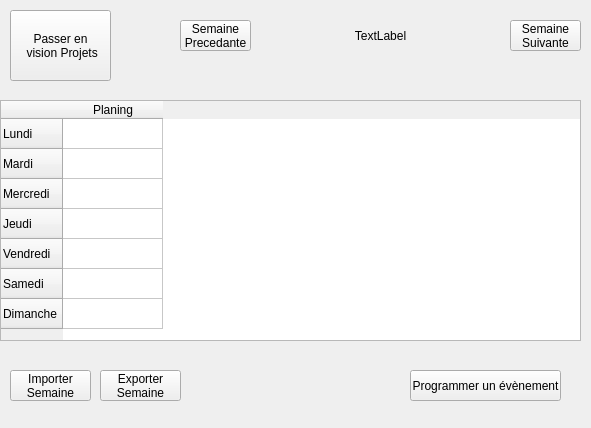
Shaita-KrZ/ProjectCalendar, file ExeProjectCalendar/fenetrePrincipal.ui: the form before one commit.
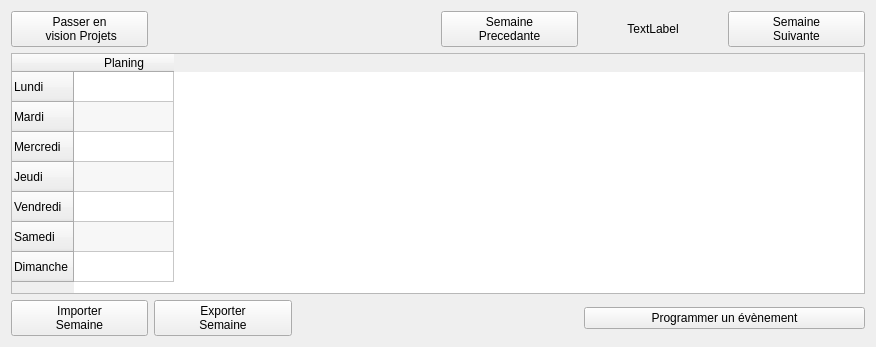
The form after the commit.

Diff of the .ui file:
```diff
--- a/ExeProjectCalendar/fenetrePrincipal.ui
+++ b/ExeProjectCalendar/fenetrePrincipal.ui
@@ -6,22 +6,19 @@
    <rect>
     <x>0</x>
     <y>0</y>
-    <width>591</width>
-    <height>428</height>
+    <width>876</width>
+    <height>347</height>
    </rect>
   </property>
   <property name="windowTitle">
    <string>Agenda - Semainier</string>
   </property>
+  <layout class="QGridLayout" name="gridLayout_2">
+   <item row="0" column="0">
+    <layout class="QGridLayout" name="gridLayout"/>
+   </item>
+   <item row="1" column="4">
   <widget class="QLabel" name="labelSemaine">
-   <property name="geometry">
-    <rect>
-     <x>270</x>
-     <y>20</y>
-     <width>221</width>
-     <height>31</height>
-    </rect>
-   </property>
    <property name="text">
     <string>TextLabel</string>
    </property>
@@ -29,60 +26,35 @@
     <set>Qt::AlignCenter</set>
    </property>
   </widget>
+   </item>
+   <item row="1" column="5">
   <widget class="QPushButton" name="bSemaineSuiv">
-   <property name="geometry">
-    <rect>
-     <x>510</x>
-     <y>20</y>
-     <width>71</width>
-     <height>31</height>
-    </rect>
-   </property>
    <property name="text">
     <string>Semaine
 Suivante</string>
    </property>
   </widget>
-  <widget class="QPushButton" name="bSemainePrec">
-   <property name="geometry">
-    <rect>
-     <x>180</x>
-     <y>20</y>
-     <width>71</width>
-     <height>31</height>
-    </rect>
-   </property>
-   <property name="text">
-    <string>Semaine
-Precedante</string>
-   </property>
-  </widget>
-  <widget class="QPushButton" name="bGoProjets">
-   <property name="geometry">
-    <rect>
-     <x>10</x>
-     <y>10</y>
-     <width>101</width>
-     <height>71</height>
-    </rect>
-   </property>
-   <property name="text">
-    <string>Passer en
- vision Projets</string>
-   </property>
-  </widget>
+   </item>
+   <item row="2" column="0" colspan="6">
   <widget class="QTableWidget" name="tSemaine">
-   <property name="geometry">
-    <rect>
-     <x>0</x>
-     <y>100</y>
-     <width>581</width>
+     <property name="minimumSize">
+      <size>
+       <width>0</width>
      <height>241</height>
-    </rect>
+      </size>
    </property>
    <property name="autoFillBackground">
     <bool>true</bool>
    </property>
+     <property name="dragEnabled">
+      <bool>true</bool>
+     </property>
+     <property name="alternatingRowColors">
+      <bool>true</bool>
+     </property>
+     <property name="showGrid">
+      <bool>true</bool>
+     </property>
    <row>
     <property name="text">
      <string>Lundi</string>
@@ -124,47 +96,47 @@
     </property>
    </column>
   </widget>
+   </item>
+   <item row="3" column="4" colspan="2">
+    <widget class="QPushButton" name="pushButton">
+     <property name="text">
+      <string>Programmer un évènement</string>
+     </property>
+    </widget>
+   </item>
+   <item row="1" column="0">
+    <widget class="QPushButton" name="bGoProjets">
+     <property name="text">
+      <string>Passer en
+ vision Projets</string>
+     </property>
+    </widget>
+   </item>
+   <item row="3" column="0">
   <widget class="QPushButton" name="bImport">
-   <property name="geometry">
-    <rect>
-     <x>10</x>
-     <y>370</y>
-     <width>81</width>
-     <height>31</height>
-    </rect>
-   </property>
    <property name="text">
     <string>Importer
 Semaine</string>
    </property>
   </widget>
+   </item>
+   <item row="3" column="1">
   <widget class="QPushButton" name="bExport">
-   <property name="geometry">
-    <rect>
-     <x>100</x>
-     <y>370</y>
-     <width>81</width>
-     <height>31</height>
-    </rect>
-   </property>
    <property name="text">
     <string>Exporter
 Semaine</string>
    </property>
   </widget>
-  <widget class="QPushButton" name="pushButton">
-   <property name="geometry">
-    <rect>
-     <x>410</x>
-     <y>370</y>
-     <width>151</width>
-     <height>31</height>
-    </rect>
-   </property>
+   </item>
+   <item row="1" column="3">
+    <widget class="QPushButton" name="bSemainePrec">
    <property name="text">
-    <string>Programmer un évènement</string>
-   </property>
-  </widget>
+      <string>Semaine
+Precedante</string>
+     </property>
+    </widget>
+   </item>
+  </layout>
  </widget>
  <resources/>
  <connections/>
```
Lines whose indentation alone changed are shown as unchanged.
